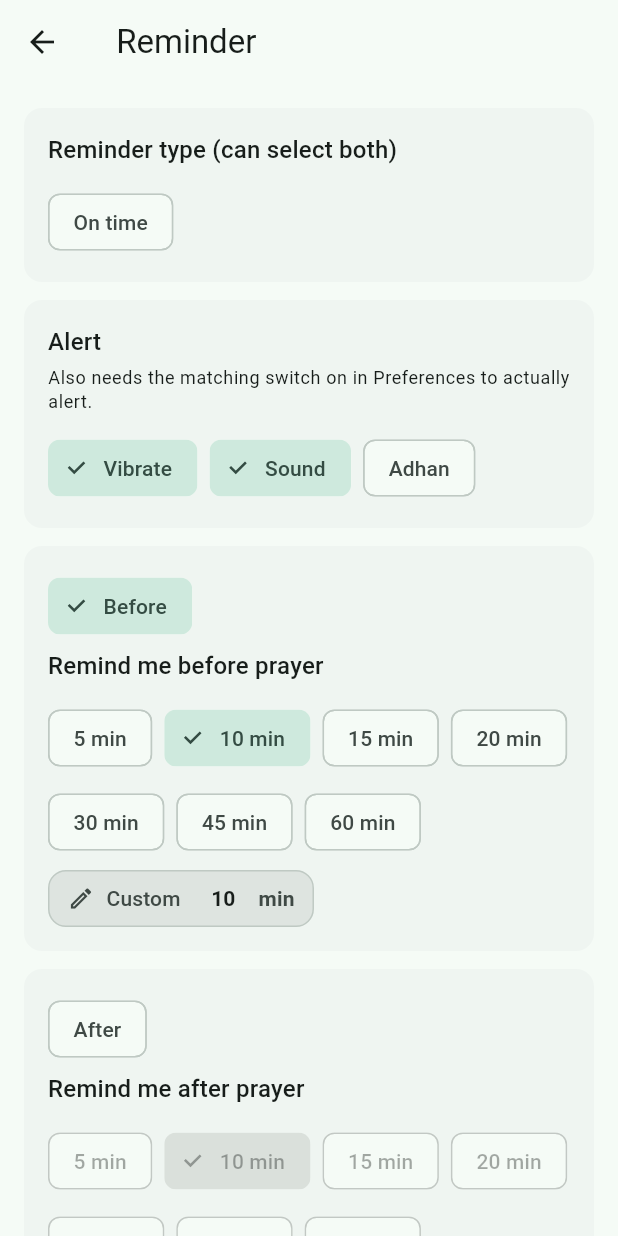
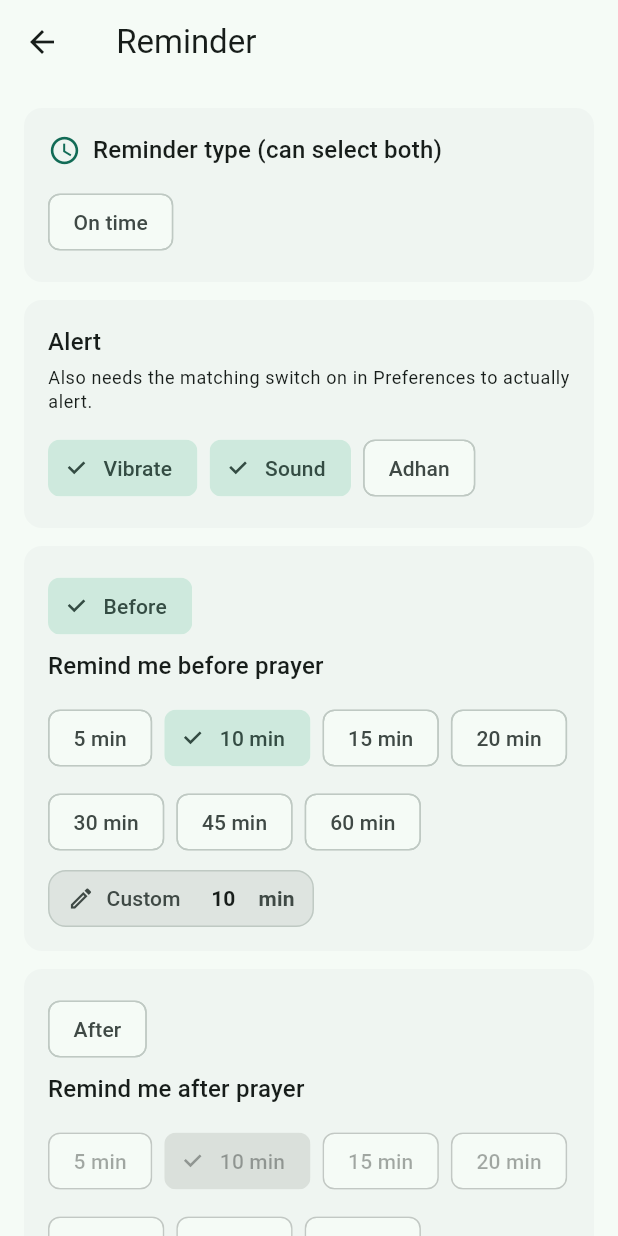
Before and after one commit to lcwaikiki/prayer-assistant, a Flutter app: the ReminderSettingsScreen screen opened directly with empty values, after a tap on "Before", on a phone screen of 412 x 824 dp. Run offline on Flutter 3.47's test engine with Material 3 defaults, Android fonts, the phone set to English and light mode, and no system bars; our stand-ins replace flutter_compass, flutter_local_notifications, flutter_riverpod, flutter_timezone, geocoding, geolocator and 8 more; missing offline and left inert: android_alarm_manager_plus; accounts and stored records are empty; network calls fail.

Commit message:
style(ui): standardize prayer icons across all screens and reminder dropdowns

```diff
--- a/lib/src/l10n/prayer_names.dart
+++ b/lib/src/l10n/prayer_names.dart
@@ -1,4 +1,5 @@
 import 'dart:ui';
+import 'package:flutter/material.dart';
 
 import '../../l10n/app_localizations.dart';
 
@@ -20,3 +21,45 @@ String localizedPrayerName(Locale? locale, String key) {
   final l10n = lookupAppLocalizations(locale ?? PlatformDispatcher.instance.locale);
   return l10n.prayerNameLabel(key);
 }
+
+IconData iconForPrayer(String nameOrKey) {
+  final lower = nameOrKey.toLowerCase();
+  if (lower.contains('imsak') ||
+      lower.contains('fajr') ||
+      lower.contains('فجر') ||
+      lower.contains('sabah')) {
+    return Icons.wb_twilight;
+  }
+  if (lower.contains('gunes') ||
+      lower.contains('sunrise') ||
+      lower.contains('شروق')) {
+    return Icons.wb_sunny_outlined;
+  }
+  if (lower.contains('ogle') ||
+      lower.contains('dhuhr') ||
+      lower.contains('zuhr') ||
+      lower.contains('ظهر')) {
+    return Icons.wb_sunny;
+  }
+  if (lower.contains('ikindi') ||
+      lower.contains('asr') ||
+      lower.contains('عصر')) {
+    return Icons.wb_twilight_outlined;
+  }
+  if (lower.contains('aksam') ||
+      lower.contains('maghrib') ||
+      lower.contains('مغرب')) {
+    return Icons.nights_stay_outlined;
+  }
+  if (lower.contains('yatsi') ||
+      lower.contains('isha') ||
+      lower.contains('عشاء')) {
+    return Icons.nights_stay;
+  }
+  if (lower.contains('witr') ||
+      lower.contains('vitir') ||
+      lower.contains('وتر')) {
+    return Icons.star_outline;
+  }
+  return Icons.access_time;
+}
--- a/lib/src/ui/reminder_settings_screen.dart
+++ b/lib/src/ui/reminder_settings_screen.dart
@@ -3,6 +3,8 @@ import 'package:provider/provider.dart';
 
 import '../controller/prayer_app_controller.dart';
 import '../l10n/l10n.dart';
+import '../l10n/prayer_names.dart';
+
 
 class ReminderSettingsScreen extends StatefulWidget {
   const ReminderSettingsScreen({required this.prayerName, super.key});
@@ -181,10 +183,21 @@ class _ReminderSettingsScreenState extends State<ReminderSettingsScreen>
                     child: Column(
                       crossAxisAlignment: CrossAxisAlignment.start,
                       children: [
-                        Text(
-                          context.l10n.reminderTypeTitle,
-                          style: Theme.of(context).textTheme.titleMedium,
+                        Row(
+                          children: [
+                            Icon(
+                              iconForPrayer(widget.prayerName),
+                              color: Theme.of(context).colorScheme.primary,
+                              size: 22,
+                            ),
+                            const SizedBox(width: 8),
+                            Text(
+                              context.l10n.reminderTypeTitle,
+                              style: Theme.of(context).textTheme.titleMedium,
+                            ),
+                          ],
                         ),
+
                         const SizedBox(height: 12),
                         Wrap(
                           spacing: 8,
```
Also changed, not shown: lib/src/calendar/screens/calendar_reminder_form_screen.dart (+15 -1 lines), lib/src/calendar/screens/hijri_calendar_screen.dart (+9 -0 lines), lib/src/kaza/screens/kaza_tracker_screen.dart (+8 -6 lines), lib/src/kaza/widgets/kaza_calculator_dialog.dart (+15 -0 lines), lib/src/tesbihat/widgets/reminder_section.dart (+14 -2 lines), lib/src/ui/history_screen.dart (+27 -7 lines), lib/src/ui/home_screen.dart (+17 -1 lines).
